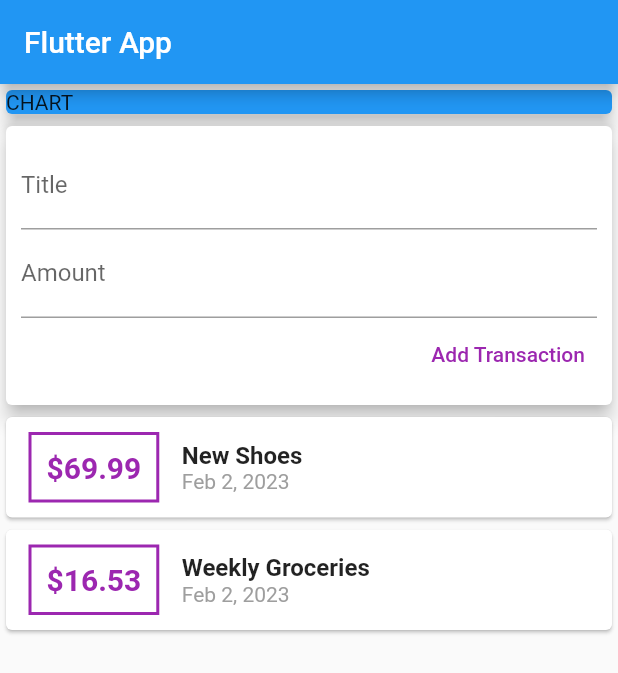
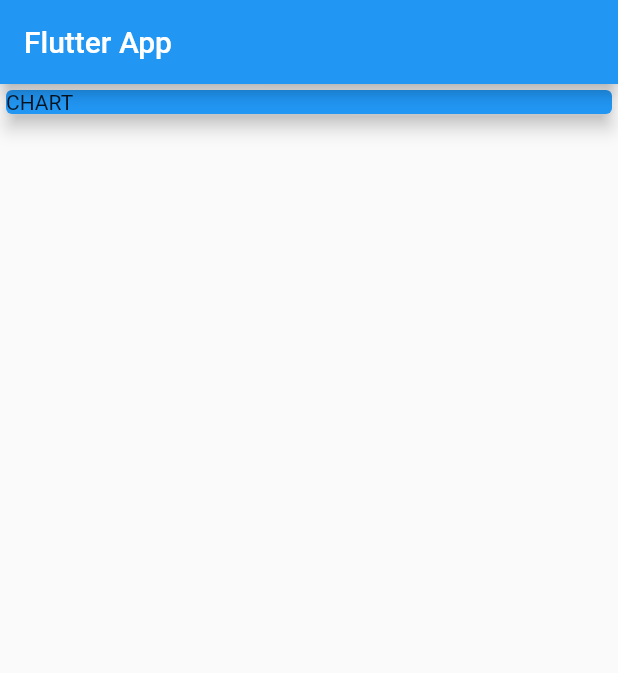
Before and after one commit to liemwellys/udemy-flutter, a Flutter app: the screen it shows after launch, on a phone screen of 412 x 824 dp. Shown: the top 673 px of the screen. Run offline on Flutter 3.47's test engine with Material 2 defaults, Android fonts, the phone set to English and light mode, and no system bars.

Commit message:
V87: Splitting the App into Widgets
create models & widgets directory
split main widgets into 3 components:
- new_transaction.dart
- transaction_list.dart
- user_transactions.dart

```diff
--- a/04-widgets-styling-adding-logic/personal_expenses_app/lib/main.dart
+++ b/04-widgets-styling-adding-logic/personal_expenses_app/lib/main.dart
@@ -1,7 +1,4 @@
 import 'package:flutter/material.dart';
-import 'package:intl/intl.dart';
-
-import './transaction.dart';
 
 void main() => runApp(MyApp());
 
@@ -16,25 +13,8 @@ class MyApp extends StatelessWidget {
 }
 
 class MyHomePage extends StatelessWidget {
-  final List<Transaction> transactions = [
-    Transaction(
-      id: 't1',
-      title: 'New Shoes',
-      amount: 69.99,
-      date: DateTime.now(),
-    ),
-    Transaction(
-      id: 't2',
-      title: 'Weekly Groceries',
-      amount: 16.53,
-      date: DateTime.now(),
-    )
-  ];
-
   // String titleInput;
   // String amountInput;
-  final titleController = TextEditingController();
-  final amountController = TextEditingController();
 
   @override
   Widget build(BuildContext context) {
@@ -54,88 +34,6 @@ class MyHomePage extends StatelessWidget {
               elevation: 5,
             ),
           ),
-          Card(
-            elevation: 5,
-            child: Container(
-              padding: EdgeInsets.all(10),
-              child: Column(
-                crossAxisAlignment: CrossAxisAlignment.end,
-                children: <Widget>[
-                  TextField(
-                    decoration: InputDecoration(labelText: 'Title'),
-                    controller: titleController,
-                    // onChanged: (val) {
-                    //   titleInput = val;
-                    // },
-                  ),
-                  TextField(
-                    decoration: InputDecoration(labelText: 'Amount'),
-                    controller: amountController,
-                    // onChanged: (val) => amountInput = val,
-                  ),
-                  TextButton(
-                    onPressed: () {
-                      print(titleController.text);
-                      print(amountController.text);
-                      // print(titleInput);
-                      // print(amountInput);
-                    },
-                    style: TextButton.styleFrom(
-                      foregroundColor: Colors.purple,
-                    ),
-                    child: Text('Add Transaction'),
-                  )
-                ],
-              ),
-            ),
-          ),
-          Column(
-            children: transactions.map((tx) {
-              return Card(
-                child: Row(
-                  children: <Widget>[
-                    Container(
-                      margin: EdgeInsets.symmetric(
-                        vertical: 10,
-                        horizontal: 15,
-                      ),
-                      decoration: BoxDecoration(
-                        border: Border.all(
-                          color: Colors.purple,
-                          width: 2,
-                        ),
-                      ),
-                      padding: EdgeInsets.all(10),
-                      child: Text(
-                        '\$${tx.amount}',
-                        style: TextStyle(
-                          fontWeight: FontWeight.bold,
-                          fontSize: 20,
-                          color: Colors.purple,
-                        ),
-                      ),
-                    ),
-                    Column(
-                      crossAxisAlignment: CrossAxisAlignment.start,
-                      children: <Widget>[
-                        Text(
-                          tx.title,
-                          style: TextStyle(
-                            fontWeight: FontWeight.bold,
-                            fontSize: 16,
-                          ),
-                        ),
-                        Text(
-                          DateFormat.yMMMd().format(tx.date),
-                          style: TextStyle(color: Colors.grey),
-                        ),
-                      ],
-                    )
-                  ],
-                ),
-              );
-            }).toList(),
-          )
         ],
       ),
     );
```
Also changed, not shown: 04-widgets-styling-adding-logic/personal_expenses_app/lib/widgets/new_transaction.dart (added, +45 -0 lines), 04-widgets-styling-adding-logic/personal_expenses_app/lib/widgets/transaction_list.dart (added, +57 -0 lines), 04-widgets-styling-adding-logic/personal_expenses_app/lib/widgets/user_transactions.dart (added, +38 -0 lines), 04-widgets-styling-adding-logic/personal_expenses_app/lib/models/transaction.dart (renamed from 04-widgets-styling-adding-logic/personal_expenses_app/lib/transaction.dart).
